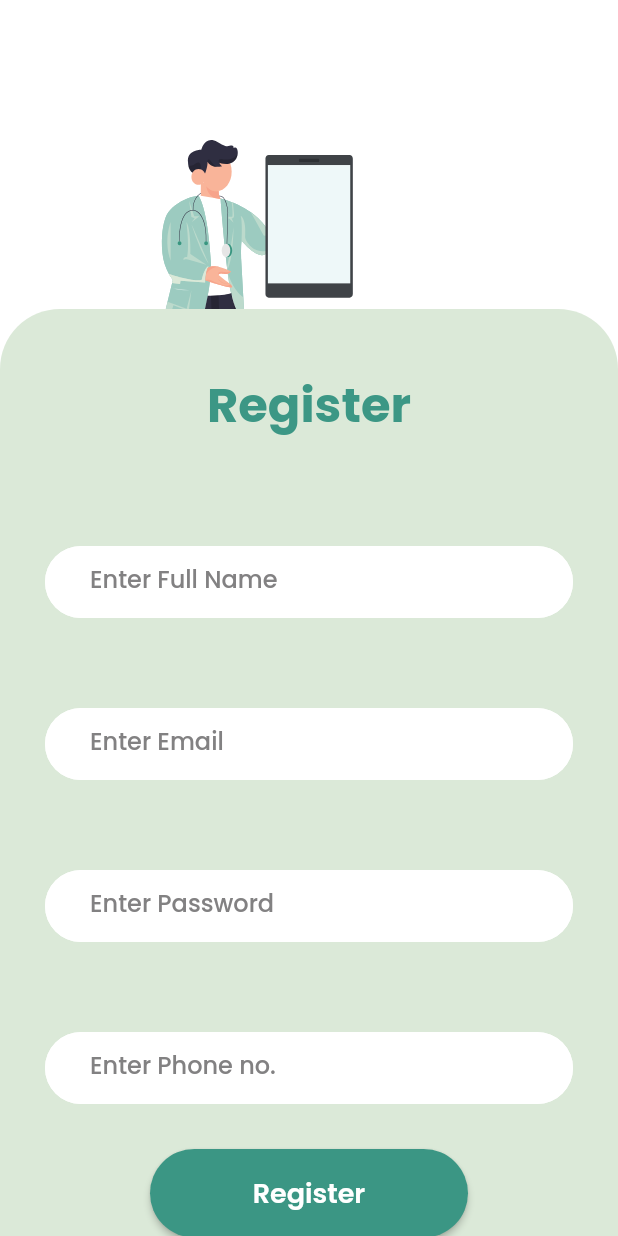
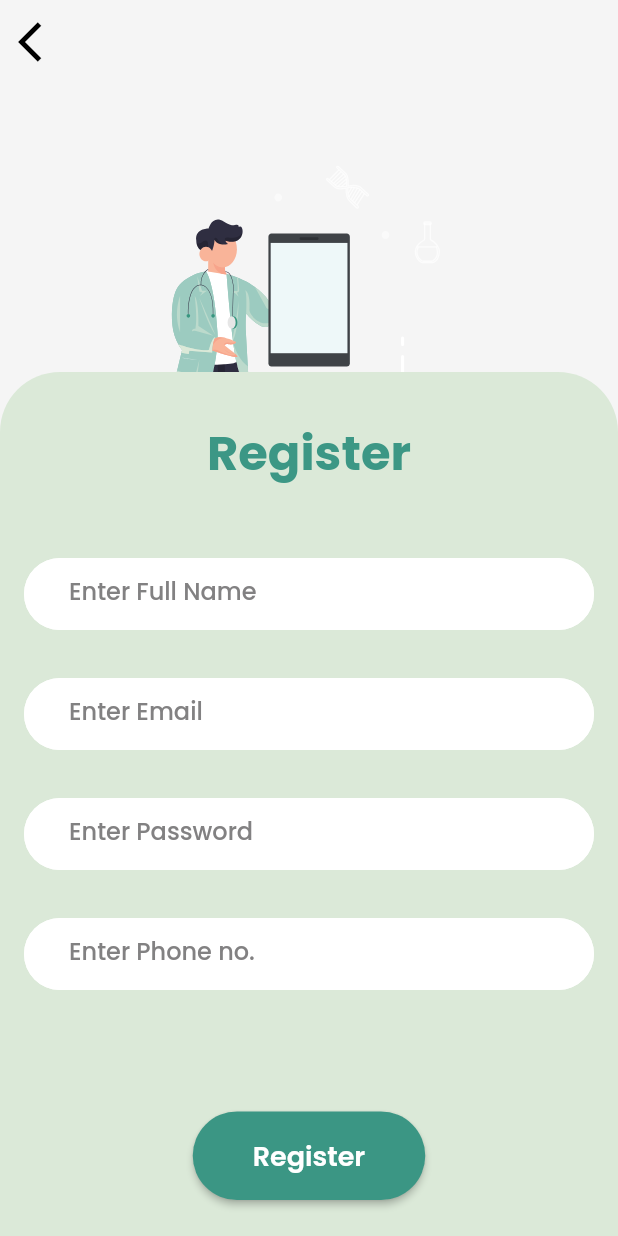
Before and after one commit to Vaibhav-Ramola/vaidyo-app, a Flutter app: the RegistrationPage screen opened directly, on a phone screen of 412 x 824 dp. Run offline on Flutter 3.47's test engine with Material 2 defaults, Android fonts, the phone set to English and light mode, and no system bars; our stand-ins replace animated_splash_screen, firebase_core, flutter_svg, google_fonts; accounts and stored records are empty.

Commit message:
first commit

```diff
--- a/lib/main.dart
+++ b/lib/main.dart
@@ -2,8 +2,11 @@ import 'package:animated_splash_screen/animated_splash_screen.dart';
 import 'package:flutter/material.dart';
 import 'package:vaidyo_app/pages/get_started_page.dart';
 import 'package:vaidyo_app/pages/splash_screen.dart';
+import 'package:firebase_core/firebase_core.dart';
 
-void main() {
+Future<void> main() async {
+  WidgetsFlutterBinding.ensureInitialized();
+  await Firebase.initializeApp();
   runApp(const MyApp());
 }
 
@@ -19,6 +22,7 @@ class MyApp extends StatelessWidget {
         primarySwatch: Colors.blue,
       ),
       home: AnimatedSplashScreen(
+        animationDuration: const Duration(milliseconds: 1500),
         splash: const SplashScreen(),
         nextScreen: const GetStartePage(),
       ),
--- a/lib/pages/register_page.dart
+++ b/lib/pages/register_page.dart
@@ -1,6 +1,7 @@
 import 'package:flutter/material.dart';
 import 'package:flutter_svg/flutter_svg.dart';
 import 'package:google_fonts/google_fonts.dart';
+import 'package:vaidyo_app/theme_data.dart';
 import 'package:vaidyo_app/widgets/custom_input_field.dart';
 
 class RegistrationPage extends StatefulWidget {
@@ -16,7 +17,19 @@ class _RegistrationPageState extends State<RegistrationPage> {
   Widget build(BuildContext context) {
     return Scaffold(
       // resizeToAvoidBottomInset: false,
-      backgroundColor: Colors.white,
+      backgroundColor: backgroundColor,
+      appBar: AppBar(
+        elevation: 0,
+        backgroundColor: backgroundColor,
+        leading: IconButton(
+          icon: const Icon(
+            Icons.arrow_back_ios,
+            size: 32,
+            color: Colors.black,
+          ),
+          onPressed: (() {}),
+        ),
+      ),
       body: SafeArea(
         child: Column(
           children: [
@@ -41,15 +54,16 @@ class _RegistrationPageState extends State<RegistrationPage> {
                 ),
                 child: Form(
                   key: _formKey,
-                  child: ListView(
-                    // mainAxisAlignment: MainAxisAlignment.spaceBetween,
-                    shrinkWrap: true,
-                    // physics: const NeverScrollableScrollPhysics(),
-                    children: [
-                      const SizedBox(
-                        height: 40,
+                  child: CustomScrollView(
+                    physics: const NeverScrollableScrollPhysics(),
+                    slivers: [
+                      const SliverToBoxAdapter(
+                        child: SizedBox(
+                          height: 30,
                         ),
-                      Text(
+                      ),
+                      SliverToBoxAdapter(
+                        child: Text(
                           "Register",
                           style: GoogleFonts.poppins(
                             fontSize: 32,
@@ -58,42 +72,42 @@ class _RegistrationPageState extends State<RegistrationPage> {
                           ),
                           textAlign: TextAlign.center,
                         ),
-                      const SizedBox(
-                        height: 40,
                       ),
-                      const Flexible(
-                        fit: FlexFit.tight,
-                        // padding: const EdgeInsets.symmetric(
-                        //   horizontal: 20,
-                        // ),
-                        child: Padding(
-                          padding: EdgeInsets.all(30.0),
-                          child: CustomInputFiled(labelText: "Enter Full Name"),
+                      const SliverToBoxAdapter(
+                        child: SizedBox(
+                          height: 30,
                         ),
                       ),
-                      const Flexible(
-                        fit: FlexFit.tight,
+                      const SliverToBoxAdapter(
                         child: Padding(
-                          padding: EdgeInsets.all(30.0),
+                          padding: EdgeInsets.all(16.0),
+                          child: CustomInputFiled(
+                            labelText: "Enter Full Name",
+                          ),
+                        ),
+                      ),
+                      const SliverToBoxAdapter(
+                        child: Padding(
+                          padding: EdgeInsets.all(16.0),
                           child: CustomInputFiled(labelText: "Enter Email"),
                         ),
                       ),
-                      const Flexible(
-                        fit: FlexFit.tight,
+                      const SliverToBoxAdapter(
                         child: Padding(
-                          padding: EdgeInsets.all(30.0),
+                          padding: EdgeInsets.all(16.0),
                           child: CustomInputFiled(labelText: "Enter Password"),
                         ),
                       ),
-                      const Flexible(
-                        fit: FlexFit.tight,
+                      const SliverToBoxAdapter(
                         child: Padding(
-                          padding: EdgeInsets.all(30.0),
+                          padding: EdgeInsets.all(16.0),
                           child: CustomInputFiled(labelText: "Enter Phone no."),
                         ),
                       ),
-                      Padding(
-                        padding: const EdgeInsets.symmetric(horizontal: 100),
+                      SliverFillRemaining(
+                        child: Container(
+                          alignment: Alignment.bottomCenter,
+                          padding: const EdgeInsets.only(bottom: 24),
                           child: ElevatedButton(
                             onPressed: () {},
                             style: ButtonStyle(
@@ -101,8 +115,7 @@ class _RegistrationPageState extends State<RegistrationPage> {
                                   const EdgeInsets.symmetric(
                                 horizontal: 40,
                                 vertical: 16,
-                              ),
-                            ),
+                              )),
                               shape: MaterialStateProperty.all(
                                 RoundedRectangleBorder(
                                   borderRadius: BorderRadius.circular(50),
@@ -122,9 +135,7 @@ class _RegistrationPageState extends State<RegistrationPage> {
                             ),
                           ),
                         ),
-                      const SizedBox(
-                        height: 20,
-                      )
+                      ),
                     ],
                   ),
                 ),
--- a/lib/pages/splash_screen.dart
+++ b/lib/pages/splash_screen.dart
@@ -1,3 +1,5 @@
+import 'dart:io';
+
 import 'package:flutter/material.dart';
 import 'package:flutter_svg/flutter_svg.dart';
 import 'package:image/image.dart' as imgLib;
@@ -10,6 +12,8 @@ class SplashScreen extends StatefulWidget {
 }
 
 class _SplashScreenState extends State<SplashScreen> {
+  imgLib.Decoder? dec = imgLib.TiffDecoder();
+
   @override
   Widget build(BuildContext context) {
     return Scaffold(
@@ -20,7 +24,7 @@ class _SplashScreenState extends State<SplashScreen> {
         child: Center(
           child: SvgPicture.asset(
             'assets/images/splash_screen.svg',
-            color: const Color(0xff3B9684),
+            color: const Color(0xff3C9785),
             fit: BoxFit.cover,
           ),
         ),
--- /dev/null
+++ b/lib/providers/patients_provider.dart
@@ -0,0 +1,4 @@
+class PatientsProvider{
+
+
+}
--- a/pubspec.yaml
+++ b/pubspec.yaml
@@ -42,6 +42,7 @@ dependencies:
   intl: ^0.18.0
   animated_splash_screen: ^1.3.0
   image: ^4.0.12
+  cloud_firestore: ^4.3.1
 
 
 dev_dependencies:
```
Also changed, not shown: lib/models/patient_model.dart (added, +28 -0 lines), lib/models/user_model.dart (added, +11 -0 lines), assets/images/splash_screen.svg, pubspec.lock, 4 other files. Lines whose indentation alone changed are shown as unchanged.
